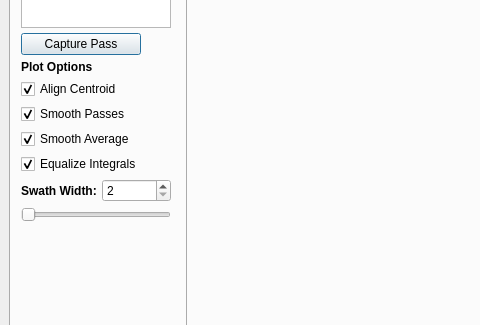
gill14/AccuPatt, file resources/mainWindow.ui: the form before one commit; both pictures show x 0 to 480 and y 154 to 479 of the 1115 by 692 pixel window.
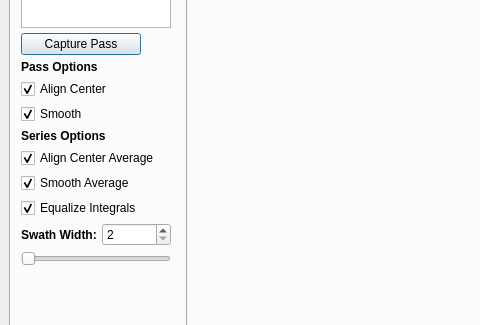
The form after the commit. The open tabs and pages were chosen to show the change. Custom widgets are drawn as their Qt base class.

Commit message: pass/ser string opts, center method opt

```diff
--- a/resources/mainWindow.ui
+++ b/resources/mainWindow.ui
@@ -144,7 +144,7 @@
                </font>
               </property>
               <property name="text">
-               <string>Plot Options</string>
+               <string>Pass Options</string>
               </property>
              </widget>
             </item>
@@ -157,7 +157,7 @@
                </sizepolicy>
               </property>
               <property name="text">
-               <string>Align Centroid</string>
+               <string>Align Center</string>
               </property>
               <property name="checked">
                <bool>true</bool>
@@ -173,7 +173,7 @@
                </sizepolicy>
               </property>
               <property name="text">
-               <string>Smooth Passes</string>
+               <string>Smooth</string>
               </property>
               <property name="checked">
                <bool>true</bool>
@@ -181,7 +181,30 @@
              </widget>
             </item>
             <item>
-             <widget class="QCheckBox" name="checkBoxSmoothAverage">
+             <widget class="QLabel" name="label_6">
+              <property name="font">
+               <font>
+                <weight>75</weight>
+                <bold>true</bold>
+               </font>
+              </property>
+              <property name="text">
+               <string>Series Options</string>
+              </property>
+             </widget>
+            </item>
+            <item>
+             <widget class="QCheckBox" name="checkBoxStringSeriesCenter">
+              <property name="text">
+               <string>Align Center Average</string>
+              </property>
+              <property name="checked">
+               <bool>true</bool>
+              </property>
+             </widget>
+            </item>
+            <item>
+             <widget class="QCheckBox" name="checkBoxStringSeriesSmooth">
               <property name="sizePolicy">
                <sizepolicy hsizetype="Fixed" vsizetype="Fixed">
                 <horstretch>0</horstretch>
```
Left out of the diff: 36 changed lines with no effect on the pictures. The commit also changes 8 other files.
